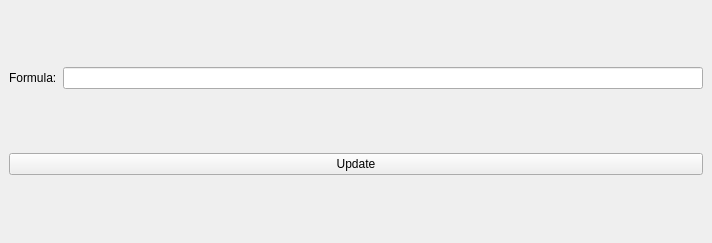
Above: mainwindow.ui from EsGeh/function-graph-explorer before the change. Below: the same form after it.
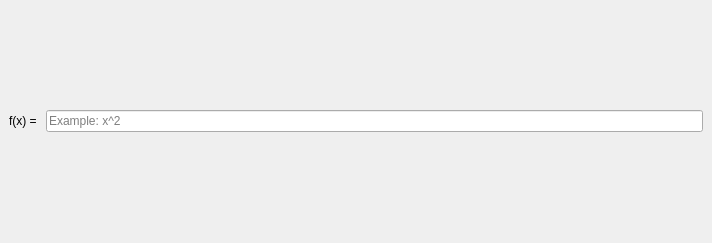
That is the form after the change.

Diff of the .ui file:
```diff
--- a/mainwindow.ui
+++ b/mainwindow.ui
@@ -20,22 +20,19 @@
       <item>
        <widget class="QLabel" name="label">
         <property name="text">
-         <string>Formula:</string>
+         <string>f(x) = </string>
         </property>
        </widget>
       </item>
       <item>
-       <widget class="QLineEdit" name="lineEdit"/>
+       <widget class="QLineEdit" name="formulaEdit">
+        <property name="placeholderText">
+					<string>Example: x^2</string>
+        </property>
+       </widget>
       </item>
      </layout>
     </item>
-    <item>
-     <widget class="QPushButton" name="pushButton">
-      <property name="text">
-       <string>Update</string>
-      </property>
-     </widget>
-    </item>
    </layout>
   </widget>
  </widget>
```
Left out of the diff: 2 changed lines with no effect on the pictures.
